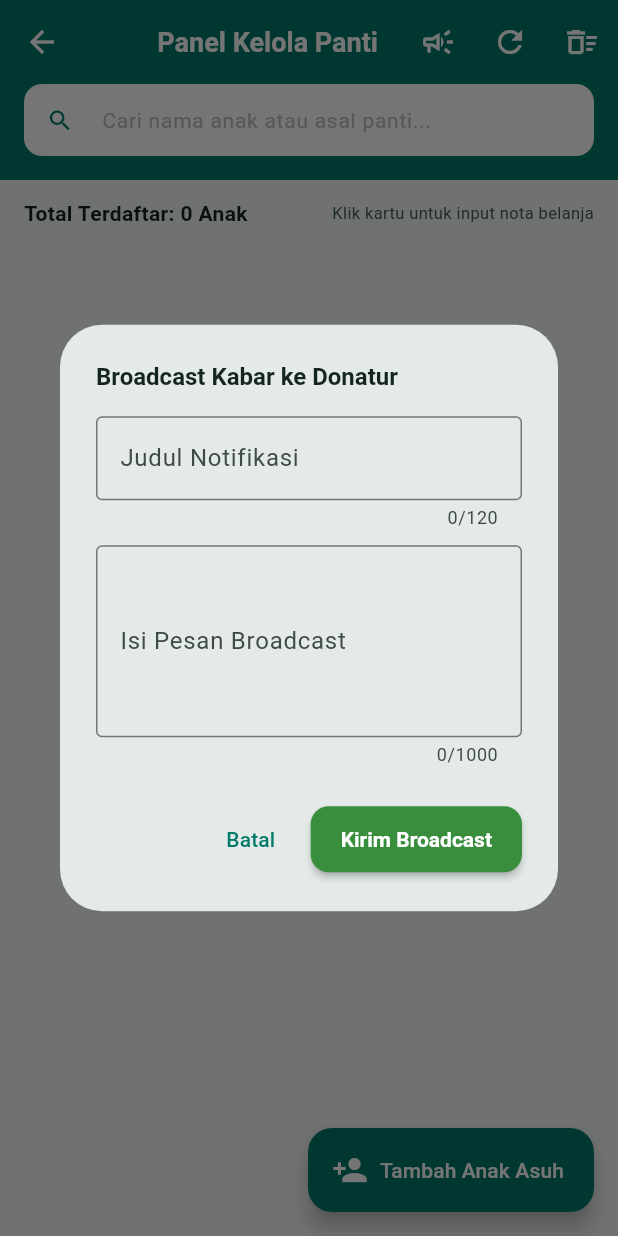
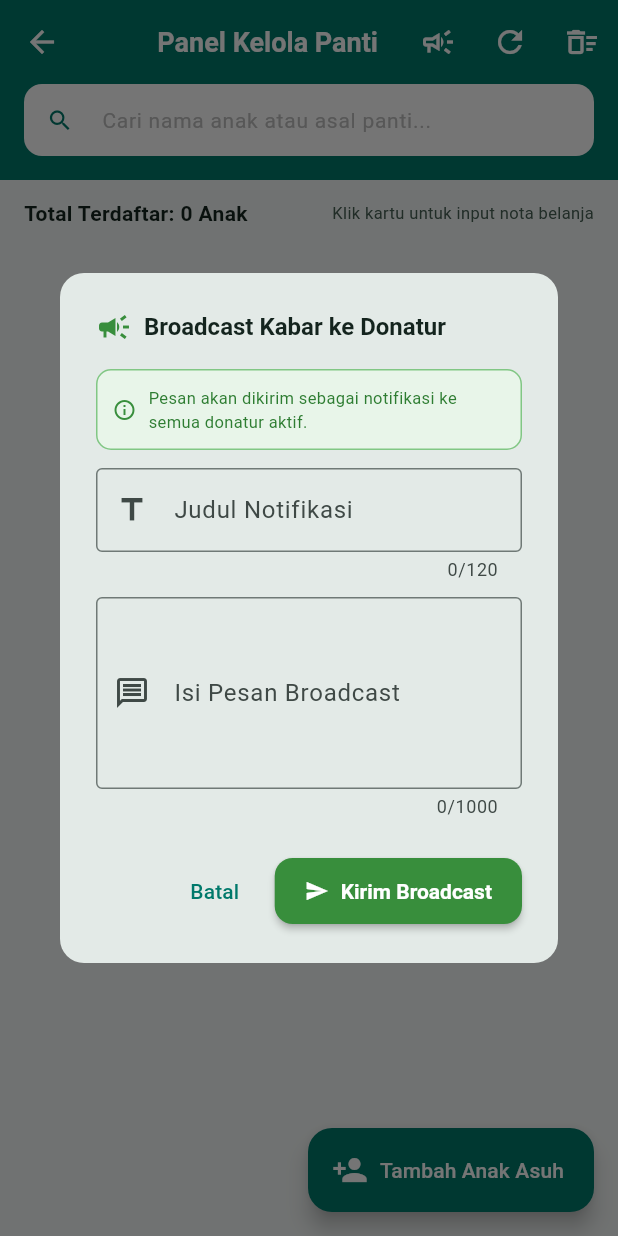
Before and after one commit to primaryptr/ASUHKITA_mobile, a Flutter app: the AdminPanelScreen screen opened directly, after a tap on the "campaign" icon, on a phone screen of 412 x 824 dp. Run offline on Flutter 3.47's test engine with Material 3 defaults, Android fonts, the phone set to English and light mode, and no system bars; our stand-ins replace dio, firebase_core, firebase_messaging, flutter_local_notifications, flutter_map, flutter_secure_storage and 12 more; missing offline and left inert: encrypt; accounts and stored records are empty; network calls fail.

Commit message:
fix: memperbaiki bug crash pada fitur broadcast kabar ke donatur (PBI 4)
Perbaikan bug broadcast notifikasi admin ke donatur:
- Memperbaiki error '_dependents.isEmpty' yang menyebabkan layar merah saat
  menekan tombol Kirim Broadcast
- Memindahkan isSending ke dalam closure StatefulBuilder agar state benar-benar
  reaktif dan tombol berubah menjadi 'Mengirim...' dengan loading indicator
- Menggunakan Builder widget untuk mendapatkan context yang selalu valid saat
  membuka dialog broadcast dari AppBar
- Memindahkan dispose controller ke dalam callback sebelum Navigator.pop()
  untuk mencegah error use-after-dispose
- Menambahkan barrierDismissible: false agar dialog tidak tertutup sengaja
- Memperbaiki tampilan dialog dengan info box hijau, ikon, dan loading indicator
- Membedakan feedback pesan sukses (hijau) dan offline (abu-abu)

```diff
--- a/lib/features/admin/admin_panel_screen.dart
+++ b/lib/features/admin/admin_panel_screen.dart
@@ -2617,10 +2617,13 @@ class _AdminPanelScreenState extends State<AdminPanelScreen> {
         foregroundColor: Colors.white,
         elevation: 0,
         actions: [
-          IconButton(
+          Builder(
+            builder: (btnCtx) => IconButton(
               tooltip: 'Broadcast Kabar ke Donatur',
               icon: const Icon(Icons.campaign_outlined),
-            onPressed: () => showAdminBroadcastDialog(context),
+              // PBI 4: gunakan btnCtx dari Builder agar context selalu valid
+              onPressed: () => showAdminBroadcastDialog(btnCtx),
+            ),
           ),
           IconButton(
             tooltip: 'Refresh Data',
@@ -2856,25 +2859,59 @@ class _AdminPanelScreenState extends State<AdminPanelScreen> {
 }
 
 Future<void> showAdminBroadcastDialog(BuildContext context) async {
-  // ✅ PENTING: Capture ScaffoldMessengerState SEBELUM dialog dibuka.
-  // Ini mencegah error '_dependents.isEmpty' yang terjadi ketika
-  // ScaffoldMessenger.of(context) dipanggil setelah Navigator.pop()
-  // atau setelah await — context sudah tidak valid saat itu.
+  // PBI 4: Capture messenger & navigator SEBELUM async gap apapun
   final messenger = ScaffoldMessenger.of(context);
 
   final titleCtrl = TextEditingController();
   final bodyCtrl = TextEditingController();
-  bool isSending = false;
 
   await showDialog<void>(
     context: context,
+    barrierDismissible: false,
     builder: (dCtx) => StatefulBuilder(
-      builder: (dCtx, setDialogState) => AlertDialog(
-        title: const Text('Broadcast Kabar ke Donatur', style: TextStyle(fontSize: 16, fontWeight: FontWeight.bold)),
+      builder: (dCtx, setDlgState) {
+        // PBI 4: isSending berada di dalam closure StatefulBuilder agar reactive
+        bool isSending = false;
+
+        return AlertDialog(
+          shape: RoundedRectangleBorder(borderRadius: BorderRadius.circular(16)),
+          title: Row(
+            children: const [
+              Icon(Icons.campaign, color: Color(0xFF388E3C), size: 24),
+              SizedBox(width: 8),
+              Expanded(
+                child: Text(
+                  'Broadcast Kabar ke Donatur',
+                  style: TextStyle(fontSize: 16, fontWeight: FontWeight.bold),
+                ),
+              ),
+            ],
+          ),
           content: SingleChildScrollView(
             child: Column(
               mainAxisSize: MainAxisSize.min,
               children: [
+                Container(
+                  padding: const EdgeInsets.all(10),
+                  margin: const EdgeInsets.only(bottom: 12),
+                  decoration: BoxDecoration(
+                    color: const Color(0xFFE8F5E9),
+                    borderRadius: BorderRadius.circular(10),
+                    border: Border.all(color: const Color(0xFF81C784)),
+                  ),
+                  child: const Row(
+                    children: [
+                      Icon(Icons.info_outline, size: 16, color: Color(0xFF388E3C)),
+                      SizedBox(width: 8),
+                      Expanded(
+                        child: Text(
+                          'Pesan akan dikirim sebagai notifikasi ke semua donatur aktif.',
+                          style: TextStyle(fontSize: 11, color: Color(0xFF2E7D32)),
+                        ),
+                      ),
+                    ],
+                  ),
+                ),
                 TextField(
                   controller: titleCtrl,
                   maxLength: 120,
@@ -2882,6 +2919,7 @@ Future<void> showAdminBroadcastDialog(BuildContext context) async {
                     labelText: 'Judul Notifikasi',
                     hintText: 'Contoh: Laporan & Kabar Terbaru Anak Asuh',
                     border: OutlineInputBorder(),
+                    prefixIcon: Icon(Icons.title),
                   ),
                 ),
                 const SizedBox(height: 10),
@@ -2893,60 +2931,87 @@ Future<void> showAdminBroadcastDialog(BuildContext context) async {
                     labelText: 'Isi Pesan Broadcast',
                     hintText: 'Tulis pengumuman atau ucapan terima kasih untuk seluruh donatur...',
                     border: OutlineInputBorder(),
+                    prefixIcon: Icon(Icons.message_outlined),
                   ),
                 ),
               ],
             ),
           ),
           actions: [
-          TextButton(onPressed: () => Navigator.pop(dCtx), child: const Text('Batal')),
-          ElevatedButton(
+            TextButton(
+              onPressed: isSending ? null : () {
+                titleCtrl.dispose();
+                bodyCtrl.dispose();
+                Navigator.pop(dCtx);
+              },
+              child: const Text('Batal'),
+            ),
+            ElevatedButton.icon(
               onPressed: isSending
                   ? null
                   : () async {
                       final title = titleCtrl.text.trim();
                       final body = bodyCtrl.text.trim();
                       if (title.isEmpty || body.isEmpty) {
-                      // Gunakan messenger yang sudah di-capture, bukan ScaffoldMessenger.of(...)
                         messenger.showSnackBar(
-                        const SnackBar(content: Text('Judul dan isi pesan wajib diisi.')),
+                          const SnackBar(
+                            content: Text('⚠️ Judul dan isi pesan wajib diisi.'),
+                            backgroundColor: Colors.orange,
+                          ),
                         );
                         return;
                       }
-                    // Pastikan dialog masih terbuka sebelum update state
-                    if (dCtx.mounted) {
-                      setDialogState(() => isSending = true);
-                    }
-                    String feedback = 'Broadcast tercatat untuk dikirim saat terhubung.';
+                      // PBI 4: update isSending SEBELUM await
+                      setDlgState(() => isSending = true);
+
+                      String feedback = '📡 Broadcast tercatat, akan dikirim saat terhubung.';
+                      bool success = false;
                       try {
                         final res = await DioClient().dio.post(
                           '/notifications/broadcast',
                           data: {'title': title, 'body': body},
                         );
-                      if (res.statusCode == 200) {
-                        feedback = 'Broadcast notifikasi berhasil dikirim ke donatur!';
-                      }
-                    } catch (_) {}
-                    // Pop dialog
+                        if (res.statusCode == 200 || res.statusCode == 201) {
+                          feedback = '✅ Broadcast berhasil dikirim ke seluruh donatur!';
+                          success = true;
+                        }
+                      } catch (_) {
+                        // offline — feedback default tetap
+                      }
+
+                      // PBI 4: dispose controller SEBELUM pop dialog
+                      titleCtrl.dispose();
+                      bodyCtrl.dispose();
+
+                      // PBI 4: pop dialog dengan dCtx (bukan context parent)
                       if (dCtx.mounted) Navigator.pop(dCtx);
-                    // Gunakan messenger yang sudah di-capture — aman meski context sudah invalid
+
+                      // PBI 4: tampilkan snackbar via messenger yang sudah di-capture
                       messenger.showSnackBar(
                         SnackBar(
                           content: Text(feedback),
-                        backgroundColor: const Color(0xFF388E3C),
+                          backgroundColor: success
+                              ? const Color(0xFF388E3C)
+                              : Colors.blueGrey.shade700,
+                          duration: const Duration(seconds: 4),
                         ),
                       );
                     },
+              icon: isSending
+                  ? const SizedBox(
+                      width: 14, height: 14,
+                      child: CircularProgressIndicator(strokeWidth: 2, color: Colors.white),
+                    )
+                  : const Icon(Icons.send, size: 16),
+              label: Text(isSending ? 'Mengirim...' : 'Kirim Broadcast'),
               style: ElevatedButton.styleFrom(
                 backgroundColor: const Color(0xFF388E3C),
                 foregroundColor: Colors.white,
               ),
-            child: Text(isSending ? 'Mengirim...' : 'Kirim Broadcast'),
-          ),
-        ],
-      ),
-    ),
-  );
-  titleCtrl.dispose();
-  bodyCtrl.dispose();
-}
+            ),
+          ],
+        );
+      },
+    ),
+  );
+}
```
Lines whose indentation alone changed are shown as unchanged.
